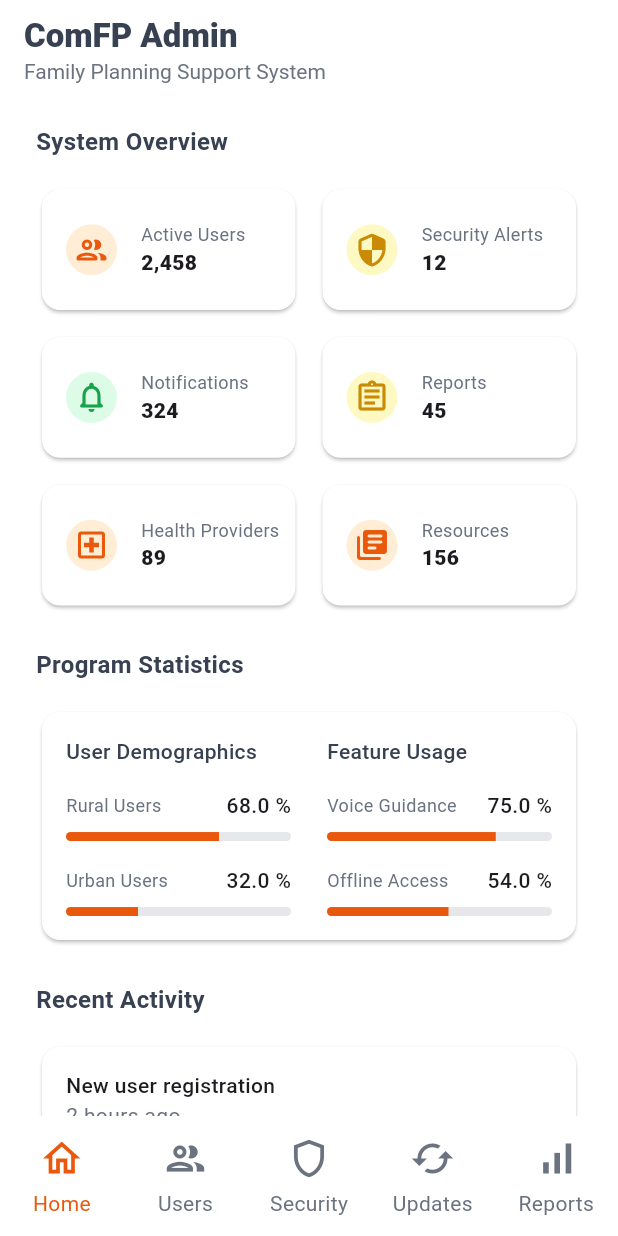
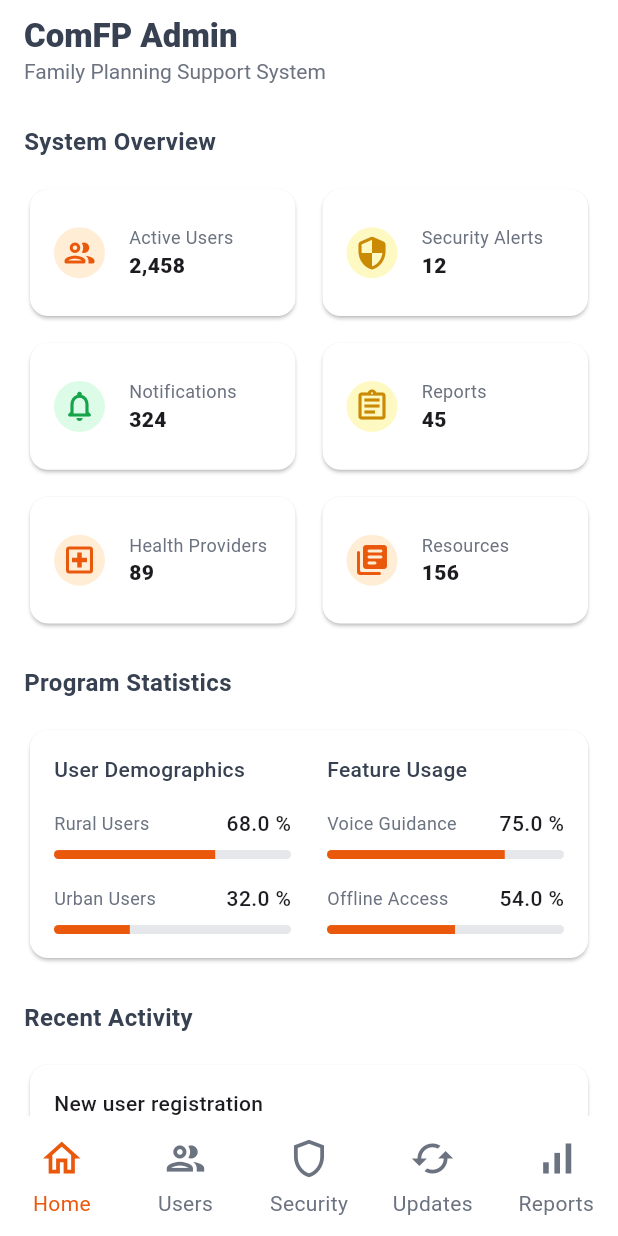
Before and after one commit to nrprosper/flutter_famarar, a Flutter app: the screen it shows after launch, after a tap on "Sign In", on a phone screen of 412 x 824 dp. Run offline on Flutter 3.47's test engine with Material 3 defaults, Android fonts, the phone set to English and light mode, and no system bars; our stand-ins replace intl_phone_field.

Commit message:
fix: fix padding issues

```diff
--- a/lib/screens/panels/admin/dashboard.dart
+++ b/lib/screens/panels/admin/dashboard.dart
@@ -19,7 +19,7 @@ class Dashboard extends StatelessWidget {
       appBar: DAppbar(title: DTexts.titleDash, description: DTexts.titleDashDescription),
       body: SingleChildScrollView(
         child: Padding(
-          padding: const EdgeInsets.symmetric(horizontal: DAppSizes.spacingLarge, vertical: DAppSizes.spacingMedium),
+          padding: const EdgeInsets.symmetric(horizontal: DAppSizes.spacingMedium, vertical: DAppSizes.spacingMedium),
           child: Column(
             spacing: DAppSizes.spacingLarge,
             crossAxisAlignment: CrossAxisAlignment.start,
```
